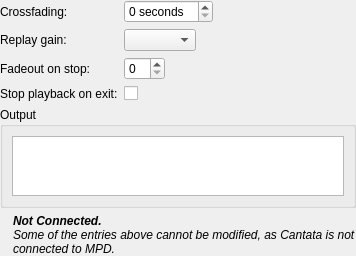
The window that gui/playbacksettings.ui (polpo/cantata-mac) describes before a commit, drawn with Qt 5.
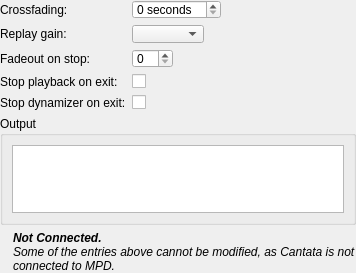
The same window after the commit.

```diff
--- a/gui/playbacksettings.ui
+++ b/gui/playbacksettings.ui
@@ -81,6 +81,23 @@
      <item row="3" column="1">
       <widget class="QCheckBox" name="stopOnExit"/>
      </item>
+     <item row="4" column="0">
+      <widget class="QLabel" name="label">
+       <property name="text">
+        <string>Stop dynamizer on exit:</string>
+       </property>
+       <property name="buddy">
+        <cstring>stopDynamizerOnExit</cstring>
+       </property>
+      </widget>
+     </item>
+     <item row="4" column="1">
+      <widget class="QCheckBox" name="stopDynamizerOnExit">
+       <property name="text">
+        <string/>
+       </property>
+      </widget>
+     </item>
     </layout>
    </item>
    <item row="1" column="0" colspan="2">
```
Left out of the diff: 8 changed lines with no effect on the pictures.
